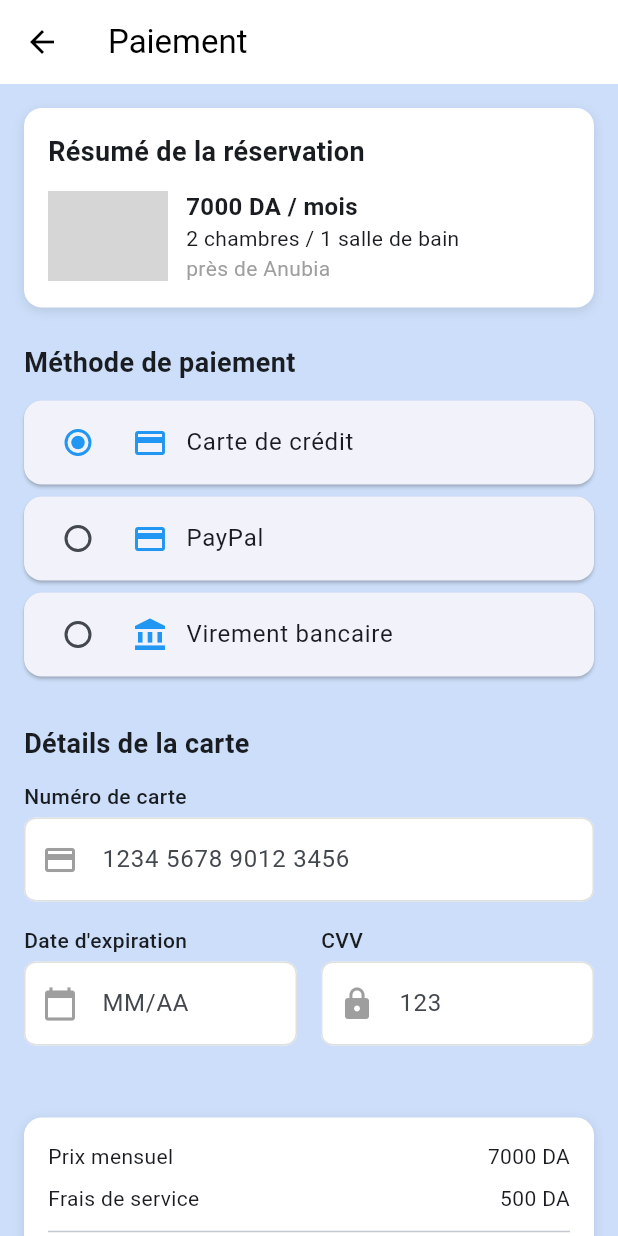
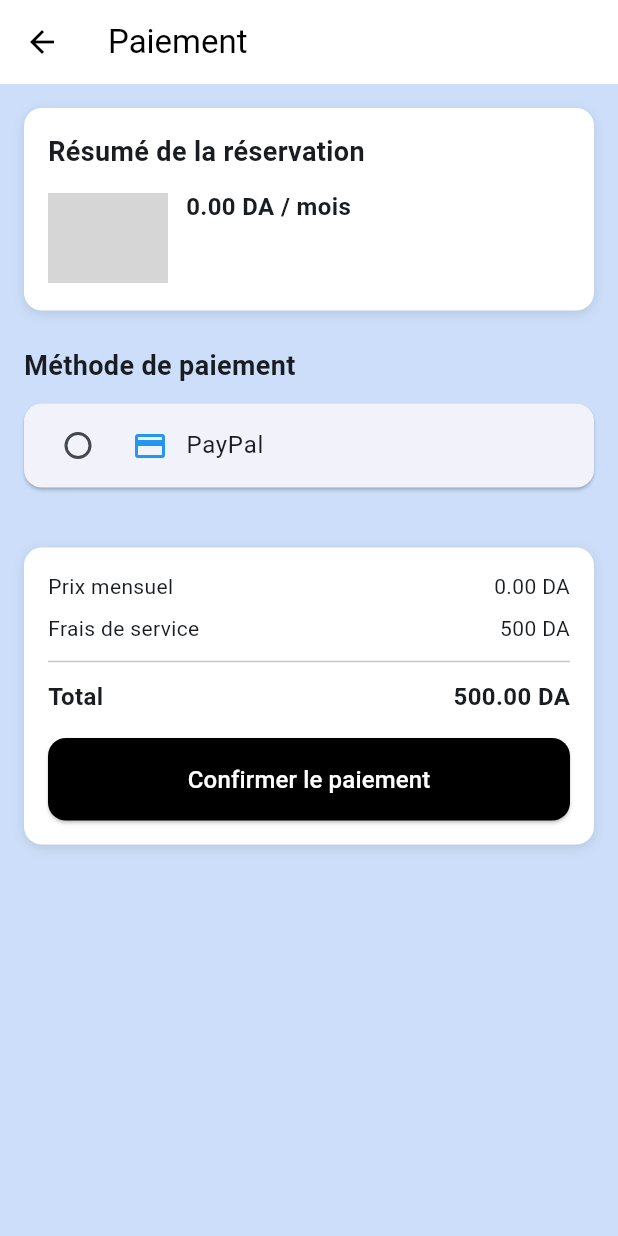
Before and after one commit to faroukq1/room-and-roomie, a Flutter app: the PropertyDetailPage screen opened directly with empty values, scrolled down 65 dp, after a tap on "Acheter", on a phone screen of 412 x 824 dp. Run offline on Flutter 3.47's test engine with Material 3 defaults, Android fonts, the phone set to English and light mode, and no system bars; our stand-ins replace flutter_secure_storage, image_picker; accounts and stored records are empty; network calls fail; grey boxes are pictures that could not be loaded.

Commit message:
fix payment issue

```diff
--- a/public/lib/main.dart
+++ b/public/lib/main.dart
@@ -35,7 +35,7 @@ class MyApp extends StatelessWidget {
           '/favorites': (context) => const FavoritesScreen(),
           '/inbox': (context) => const InboxScreen(),
           '/profile': (context) => const ProfileScreen(),
-          '/payment': (context) => const PaymentPage(),
+          // '/payment': (context) => const PaymentPage(), // Removed: PaymentPage now requires arguments
           '/addnewproperty': (context) => const AddNewPropertyScreen(),
         },
       ),
--- a/public/lib/screens/home_screen.dart
+++ b/public/lib/screens/home_screen.dart
@@ -2,6 +2,7 @@ import 'package:flutter/material.dart';
 import 'package:http/http.dart' as http;
 import 'dart:convert';
 import 'package:flutter_secure_storage/flutter_secure_storage.dart';
+import 'paymentpage.dart';
 
 // Coloc Model
 class ColocModel {
@@ -1559,11 +1560,29 @@ class PropertyDetailPage extends StatelessWidget {
                       const SizedBox(width: 16),
                       Expanded(
                         child: ElevatedButton(
-                          onPressed:
-                              () => Navigator.pushReplacementNamed(
-                                context,
-                                '/payment',
+                          onPressed: () {
+                            Navigator.push(
+                              context,
+                              MaterialPageRoute(
+                                builder:
+                                    (context) => PaymentPage(
+                                      title: property['title'] ?? '',
+                                      price:
+                                          (property['price'] ?? 0.0) is int
+                                              ? (property['price'] ?? 0.0)
+                                                  .toDouble()
+                                              : (property['price'] ?? 0.0),
+                                      imageUrl:
+                                          (property['images'] != null &&
+                                                  property['images'].isNotEmpty)
+                                              ? property['images'][0]
+                                              : 'https://via.placeholder.com/400',
+                                      details: property['details'] ?? '',
+                                      location: property['location'] ?? '',
+                                    ),
                               ),
+                            );
+                          },
                           style: ElevatedButton.styleFrom(
                             backgroundColor: Colors.green,
                             foregroundColor: Colors.white,
--- a/public/lib/screens/paymentpage.dart
+++ b/public/lib/screens/paymentpage.dart
@@ -1,7 +1,20 @@
 import 'package:flutter/material.dart';
 
 class PaymentPage extends StatefulWidget {
-  const PaymentPage({super.key});
+  final String title;
+  final double price;
+  final String imageUrl;
+  final String details;
+  final String location;
+
+  const PaymentPage({
+    super.key,
+    required this.title,
+    required this.price,
+    required this.imageUrl,
+    required this.details,
+    required this.location,
+  });
 
   @override
   State<PaymentPage> createState() => _PaymentPageState();
@@ -58,10 +71,7 @@ class _PaymentPageState extends State<PaymentPage> {
                 children: [
                   const Text(
                     'Résumé de la réservation',
-                    style: TextStyle(
-                      fontSize: 18,
-                      fontWeight: FontWeight.bold,
-                    ),
+                    style: TextStyle(fontSize: 18, fontWeight: FontWeight.bold),
                   ),
                   const SizedBox(height: 12),
                   Row(
@@ -69,31 +79,31 @@ class _PaymentPageState extends State<PaymentPage> {
                       ClipRRect(
                         borderRadius: BorderRadius.circular(8),
                         child: Image.network(
-                          'https://images.unsplash.com/photo-1502005229762-cf1b2da7c5d6?ixlib=rb-4.0.3',
+                          widget.imageUrl,
                           width: 80,
                           height: 60,
                           fit: BoxFit.cover,
                         ),
                       ),
                       const SizedBox(width: 12),
-                      const Expanded(
+                      Expanded(
                         child: Column(
                           crossAxisAlignment: CrossAxisAlignment.start,
                           children: [
                             Text(
-                              '7000 DA / mois',
-                              style: TextStyle(
+                              '${widget.price.toStringAsFixed(2)} DA / mois',
+                              style: const TextStyle(
                                 fontSize: 16,
                                 fontWeight: FontWeight.bold,
                               ),
                             ),
                             Text(
-                              '2 chambres / 1 salle de bain',
-                              style: TextStyle(fontSize: 14),
+                              widget.details,
+                              style: const TextStyle(fontSize: 14),
                             ),
                             Text(
-                              'près de Anubia',
-                              style: TextStyle(
+                              widget.location,
+                              style: const TextStyle(
                                 fontSize: 14,
                                 color: Colors.grey,
                               ),
@@ -112,71 +122,11 @@ class _PaymentPageState extends State<PaymentPage> {
             // Payment Method Selection
             const Text(
               'Méthode de paiement',
-              style: TextStyle(
-                fontSize: 18,
-                fontWeight: FontWeight.bold,
-              ),
+              style: TextStyle(fontSize: 18, fontWeight: FontWeight.bold),
             ),
             const SizedBox(height: 12),
-            _buildPaymentMethodTile(
-              'credit_card',
-              'Carte de crédit',
-              Icons.credit_card,
-            ),
-            _buildPaymentMethodTile(
-              'paypal',
-              'PayPal',
-              Icons.payment,
-            ),
-            _buildPaymentMethodTile(
-              'bank_transfer',
-              'Virement bancaire',
-              Icons.account_balance,
-            ),
-
-            // Credit Card Form (shown only when credit card is selected)
-            if (_selectedMethod == 'credit_card') ...[
-              const SizedBox(height: 24),
-              const Text(
-                'Détails de la carte',
-                style: TextStyle(
-                  fontSize: 18,
-                  fontWeight: FontWeight.bold,
-                ),
-              ),
-              const SizedBox(height: 12),
-              _buildInputField(
-                controller: _cardController,
-                label: 'Numéro de carte',
-                hint: '1234 5678 9012 3456',
-                icon: Icons.credit_card,
-              ),
-              Row(
-                children: [
-                  Expanded(
-                    child: _buildInputField(
-                      controller: _dateController,
-                      label: 'Date d\'expiration',
-                      hint: 'MM/AA',
-                      icon: Icons.calendar_today,
-                    ),
-                  ),
-                  const SizedBox(width: 16),
-                  Expanded(
-                    child: _buildInputField(
-                      controller: _cvvController,
-                      label: 'CVV',
-                      hint: '123',
-                      icon: Icons.lock,
-                      obscureText: true,
-                    ),
-                  ),
-                ],
-              ),
-            ],
-
+            _buildPaymentMethodTile('paypal', 'PayPal', Icons.payment),
             const SizedBox(height: 32),
-
             // Payment Summary
             Container(
               decoration: BoxDecoration(
@@ -193,26 +143,23 @@ class _PaymentPageState extends State<PaymentPage> {
               padding: const EdgeInsets.all(16),
               child: Column(
                 children: [
-                  const Row(
+                  Row(
                     mainAxisAlignment: MainAxisAlignment.spaceBetween,
                     children: [
-                      Text('Prix mensuel'),
-                      Text('7000 DA'),
+                      const Text('Prix mensuel'),
+                      Text('${widget.price.toStringAsFixed(2)} DA'),
                     ],
                   ),
                   const SizedBox(height: 8),
                   const Row(
                     mainAxisAlignment: MainAxisAlignment.spaceBetween,
-                    children: [
-                      Text('Frais de service'),
-                      Text('500 DA'),
-                    ],
+                    children: [Text('Frais de service'), Text('500 DA')],
                   ),
                   const Divider(height: 24),
-                  const Row(
+                  Row(
                     mainAxisAlignment: MainAxisAlignment.spaceBetween,
                     children: [
-                      Text(
+                      const Text(
                         'Total',
                         style: TextStyle(
                           fontWeight: FontWeight.bold,
@@ -220,8 +167,8 @@ class _PaymentPageState extends State<PaymentPage> {
                         ),
                       ),
                       Text(
-                        '7500 DA',
-                        style: TextStyle(
+                        '${(widget.price + 500).toStringAsFixed(2)} DA',
+                        style: const TextStyle(
                           fontWeight: FontWeight.bold,
                           fontSize: 16,
                         ),
@@ -301,10 +248,7 @@ class _PaymentPageState extends State<PaymentPage> {
         children: [
           Text(
             label,
-            style: const TextStyle(
-              fontSize: 14,
-              fontWeight: FontWeight.w500,
-            ),
+            style: const TextStyle(fontSize: 14, fontWeight: FontWeight.w500),
           ),
           const SizedBox(height: 4),
           TextField(
```
